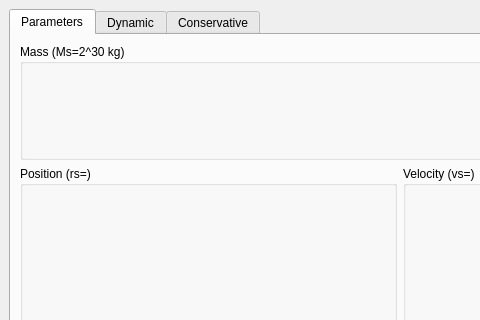
Before: the Qt Designer form MainWindow.ui in ToKiNoBug/UniSimulator, drawn with Qt 5; both pictures show x 0 to 480 and y 0 to 320 of the 800 by 600 pixel window.
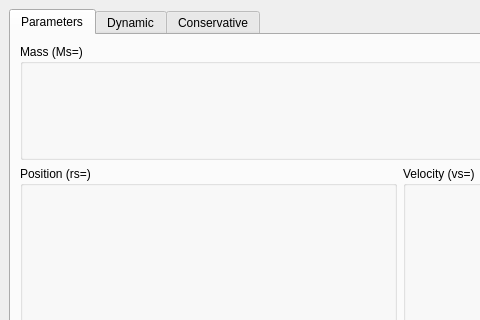
After: the same form once the commit is applied.

Commit message: create ui for parameters

```diff
--- a/MainWindow.ui
+++ b/MainWindow.ui
@@ -196,7 +196,7 @@
            </sizepolicy>
           </property>
           <property name="title">
-           <string>Mass (Ms=2^30 kg)</string>
+           <string>Mass (Ms=)</string>
           </property>
           <layout class="QGridLayout" name="massArea"/>
          </widget>
```
Left out of the diff: 14 changed lines with no effect on the pictures. The commit also changes 5 other files.
